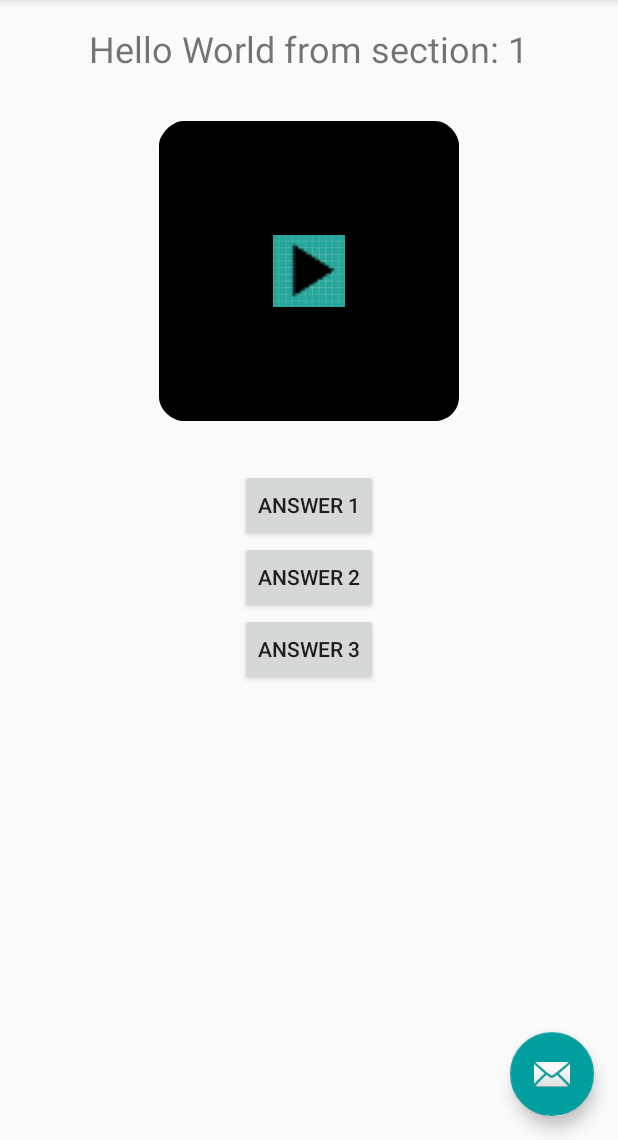
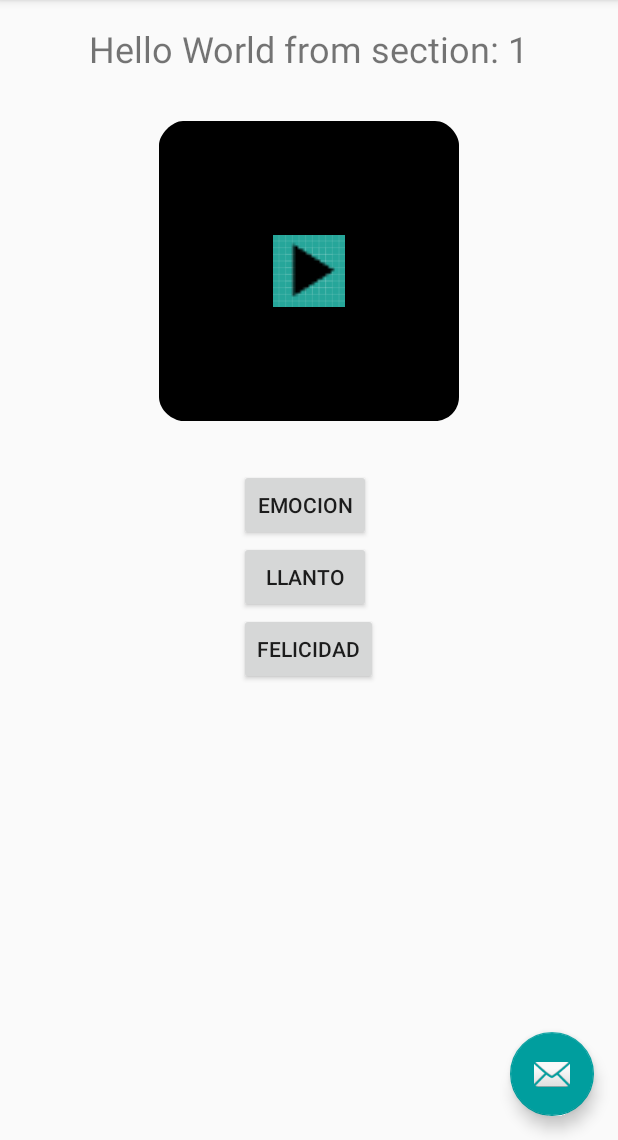
Before and after one commit to Janettha/Activity1, an Android app: the Preactivity screen opened directly, with no data from a screen before it, on a phone screen of 412 x 824 dp, the part 96-1236 px from its top. Run offline under Robolectric (Android 15) with nearby library versions, the phone set to English and light mode, and no system bars.

Commit message:
preactivity
se ha editado el xml de la primera actividad

```diff
--- a/app/src/main/java/janettha/activity1/Act0/Preactivity.java
+++ b/app/src/main/java/janettha/activity1/Act0/Preactivity.java
@@ -16,6 +16,8 @@ import android.view.MenuItem;
 import android.view.View;
 import android.view.ViewGroup;
 
+import android.widget.Button;
+import android.widget.ImageView;
 import android.widget.TextView;
 
 import janettha.activity1.R;
@@ -115,8 +117,18 @@ public class Preactivity extends AppCompatActivity {
         public View onCreateView(LayoutInflater inflater, ViewGroup container,
                                  Bundle savedInstanceState) {
             View rootView = inflater.inflate(R.layout.fragment_preactivity, container, false);
+
             TextView textView = (TextView) rootView.findViewById(R.id.section_label);
+            ImageView imgFeel = (ImageView) rootView.findViewById(R.id.imgFeel);
+            Button btnA1 = (Button) rootView.findViewById(R.id.ans1);
+            Button btnA2 = (Button) rootView.findViewById(R.id.ans2);
+            Button btnA3 = (Button) rootView.findViewById(R.id.ans3);
+
             textView.setText(getString(R.string.section_format, getArguments().getInt(ARG_SECTION_NUMBER)));
+            btnA1.setText("EMOCION");
+            btnA2.setText("LLANTO");
+            btnA3.setText("FELICIDAD");
+
             return rootView;
         }
     }
```
